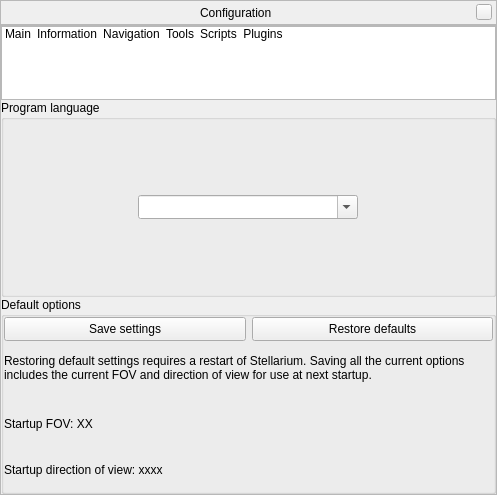
519984307/stellarium_src, file src/gui/configurationDialog.ui: the form before one commit.
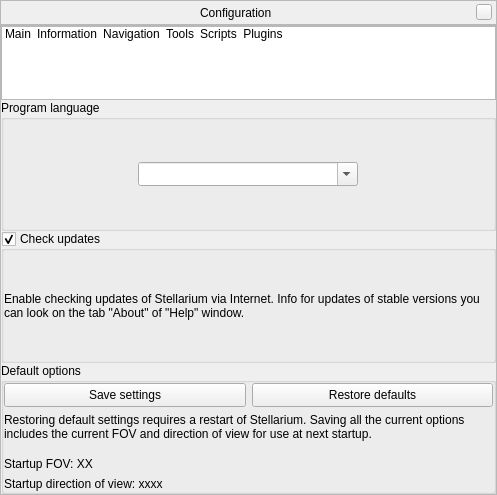
The form after the commit. The open tabs and pages were chosen to show the change. Icons and pictures are not drawn. Custom widgets are drawn as their Qt base class.

Commit message: added GUI option for check updates

What changed in the file:
```diff
--- a/src/gui/configurationDialog.ui
+++ b/src/gui/configurationDialog.ui
@@ -222,6 +222,43 @@
             </layout>
            </widget>
           </item>
+          <item>
+           <widget class="QGroupBox" name="groupBoxUpdates">
+            <property name="title">
+             <string>Check updates</string>
+            </property>
+            <property name="flat">
+             <bool>true</bool>
+            </property>
+            <property name="checkable">
+             <bool>true</bool>
+            </property>
+            <layout class="QHBoxLayout" name="horizontalLayoutForUpdatesBox">
+             <property name="leftMargin">
+              <number>0</number>
+             </property>
+             <property name="topMargin">
+              <number>0</number>
+             </property>
+             <property name="rightMargin">
+              <number>0</number>
+             </property>
+             <property name="bottomMargin">
+              <number>0</number>
+             </property>
+             <item>
+              <widget class="QLabel" name="labelUpdates">
+               <property name="text">
+                <string>Enable checking updates of Stellarium via Internet. Info for updates of stable versions you can look on the tab &quot;About&quot; of &quot;Help&quot; window.</string>
+               </property>
+               <property name="wordWrap">
+                <bool>true</bool>
+               </property>
+              </widget>
+             </item>
+            </layout>
+           </widget>
+          </item>
           <item>
            <widget class="QGroupBox" name="groupBox_6">
             <property name="title">
```
Left out of the diff: 4 changed lines with no effect on the pictures. The commit also changes 2 other files.
